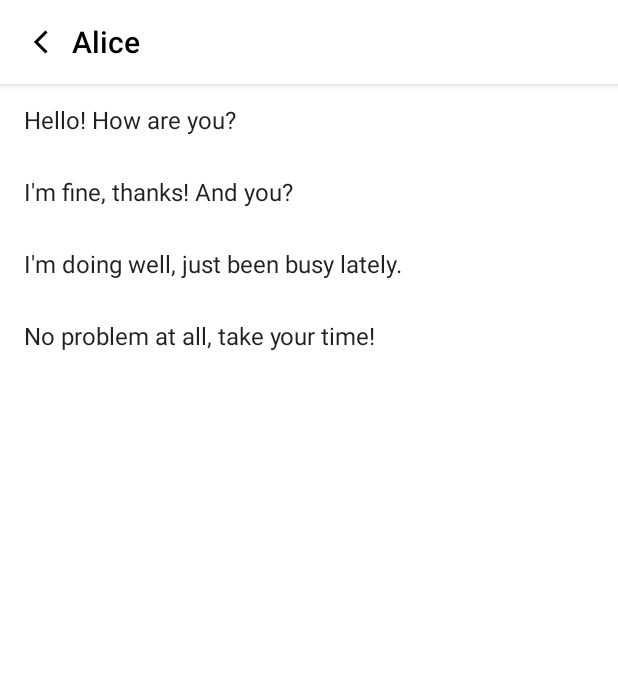
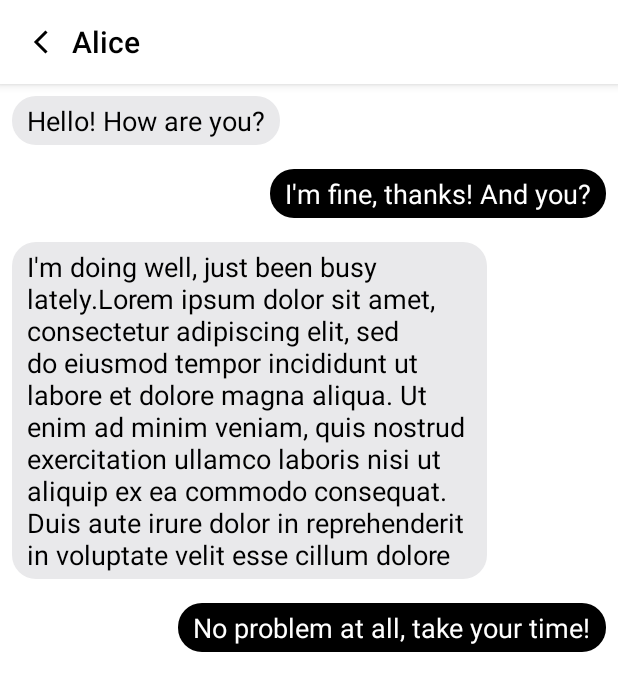
Before and after one commit to mfedorcz/CapybaraMess, an Android app: the screen it shows after launch (ConversationActivity), after a tap on "Alice", on a phone screen of 412 x 824 dp. Shown: the top 691 px of the screen. Run offline under Robolectric (Android 15) with nearby library versions, the phone set to English and light mode, and no system bars.

Commit message:
Added chat bubbles.

```diff
--- /dev/null
+++ b/app/src/main/java/com/example/capybaramess/ChatMessage.java
@@ -0,0 +1,64 @@
+package com.example.capybaramess;
+
+public class ChatMessage {
+    private String id;  // Unique identifier for the message
+    private String sender;  // Identifier of the sender (could be phone number or user ID)
+    private String content;  // Text content of the message
+    private long timestamp;  // Timestamp for when the message was sent
+    private MessageType type;  // Type of message (incoming or outgoing)
+
+    // Enum to distinguish between incoming and outgoing messages
+    public enum MessageType {
+        INCOMING, OUTGOING
+    }
+
+    // Constructor
+    public ChatMessage(String id, String sender, String content, long timestamp, MessageType type) {
+        this.id = id;
+        this.sender = sender;
+        this.content = content;
+        this.timestamp = timestamp;
+        this.type = type;
+    }
+
+    // Getters and Setters
+    public String getId() {
+        return id;
+    }
+
+    public String getSender() {
+        return sender;
+    }
+
+    public String getContent() {
+        return content;
+    }
+
+    public long getTimestamp() {
+        return timestamp;
+    }
+
+    public MessageType getType() {
+        return type;
+    }
+
+    public void setId(String id) {
+        this.id = id;
+    }
+
+    public void setSender(String sender) {
+        this.sender = sender;
+    }
+
+    public void setContent(String content) {
+        this.content = content;
+    }
+
+    public void setTimestamp(long timestamp) {
+        this.timestamp = timestamp;
+    }
+
+    public void setType(MessageType type) {
+        this.type = type;
+    }
+}
--- a/app/src/main/java/com/example/capybaramess/ConversationActivity.java
+++ b/app/src/main/java/com/example/capybaramess/ConversationActivity.java
@@ -10,14 +10,13 @@ import androidx.appcompat.app.AppCompatActivity;
 import androidx.recyclerview.widget.LinearLayoutManager;
 import androidx.recyclerview.widget.RecyclerView;
 
+import java.util.ArrayList;
+import java.util.List;
+
 public class ConversationActivity extends AppCompatActivity {
 
-    private String[] messages = {
-            "Hello! How are you?",
-            "I'm fine, thanks! And you?",
-            "I'm doing well, just been busy lately.",
-            "No problem at all, take your time!"
-    };
+    private List<ChatMessage> chatMessages = new ArrayList<>();
+    private RecyclerView messagesRecyclerView;
 
     @Override
     protected void onCreate(Bundle savedInstanceState) {
@@ -28,23 +27,25 @@ public class ConversationActivity extends AppCompatActivity {
         getSupportActionBar().setDisplayShowCustomEnabled(true);
         getSupportActionBar().setDisplayShowTitleEnabled(false);
         View customView = LayoutInflater.from(this).inflate(R.layout.action_bar_act_conversation, null);
-        TextView titleText = customView.findViewById(R.id.actionbar_title);
-        titleText.setText(getIntent().getStringExtra("contactName"));  // Setting the contact's name as title
         getSupportActionBar().setCustomView(customView);
 
-        // Setup back button
+        TextView titleText = customView.findViewById(R.id.actionbar_title);
+        titleText.setText(getIntent().getStringExtra("contactName")); // Setting the contact's name as title
+
         ImageView backButton = customView.findViewById(R.id.backButton);
-        backButton.setOnClickListener(new View.OnClickListener() {
-            @Override
-            public void onClick(View v) {
-                // This will close the current activity and take you back to the previous activity
-                finish();
-            }
-        });
+        backButton.setOnClickListener(v -> finish());
 
-        RecyclerView messagesRecyclerView = findViewById(R.id.messagesRecyclerView);
+        populateMessages();
+        messagesRecyclerView = findViewById(R.id.messagesRecyclerView);
         messagesRecyclerView.setLayoutManager(new LinearLayoutManager(this));
-        MessagesAdapter adapter = new MessagesAdapter(this, messages);
+        MessagesAdapter adapter = new MessagesAdapter(this, chatMessages);
         messagesRecyclerView.setAdapter(adapter);
     }
+
+    private void populateMessages() {
+        chatMessages.add(new ChatMessage("1", "Alice", "Hello! How are you?", System.currentTimeMillis(), ChatMessage.MessageType.INCOMING));
+        chatMessages.add(new ChatMessage("2", "Bob", "I'm fine, thanks! And you?", System.currentTimeMillis(), ChatMessage.MessageType.OUTGOING));
+        chatMessages.add(new ChatMessage("3", "Alice", "I'm doing well, just been busy lately.Lorem ipsum dolor sit amet, consectetur adipiscing elit, sed do eiusmod tempor incididunt ut labore et dolore magna aliqua. Ut enim ad minim veniam, quis nostrud exercitation ullamco laboris nisi ut aliquip ex ea commodo consequat. Duis aute irure dolor in reprehenderit in voluptate velit esse cillum dolore ", System.currentTimeMillis(), ChatMessage.MessageType.INCOMING));
+        chatMessages.add(new ChatMessage("4", "Bob", "No problem at all, take your time!", System.currentTimeMillis(), ChatMessage.MessageType.OUTGOING));
+    }
 }
--- a/app/src/main/java/com/example/capybaramess/MessagesAdapter.java
+++ b/app/src/main/java/com/example/capybaramess/MessagesAdapter.java
@@ -5,53 +5,58 @@ import android.view.LayoutInflater;
 import android.view.View;
 import android.view.ViewGroup;
 import android.widget.TextView;
-import android.widget.Toast;
 
+import androidx.constraintlayout.widget.ConstraintLayout;
+import androidx.core.content.ContextCompat;
 import androidx.recyclerview.widget.RecyclerView;
 
+import java.util.List;
+
 public class MessagesAdapter extends RecyclerView.Adapter<MessagesAdapter.ViewHolder> {
-
-    private String[] mMessages;
-    private Context mContext;  // Context to use for interface actions
+    private List<ChatMessage> mMessages;
+    private Context mContext;
 
     public static class ViewHolder extends RecyclerView.ViewHolder {
         public TextView textView;
         public ViewHolder(View v) {
             super(v);
-            textView = v.findViewById(android.R.id.text1);
+            textView = v.findViewById(R.id.message_text);
         }
     }
 
-    public MessagesAdapter(Context context, String[] messages) {
+    public MessagesAdapter(Context context, List<ChatMessage> messages) {
         mContext = context;
         mMessages = messages;
     }
 
     @Override
-    public MessagesAdapter.ViewHolder onCreateViewHolder(ViewGroup parent, int viewType) {
-        View v = LayoutInflater.from(parent.getContext()).inflate(android.R.layout.simple_list_item_1, parent, false);
-        ViewHolder vh = new ViewHolder(v);
-        v.setOnClickListener(new View.OnClickListener() {
-            @Override
-            public void onClick(View view) {
-                int position = vh.getBindingAdapterPosition();
-                if (position != RecyclerView.NO_POSITION) {
-                    // Example action: Display a Toast with the message
-                    Toast.makeText(mContext, "Clicked on: " + mMessages[position], Toast.LENGTH_SHORT).show();
-                    // You can also start new activities, open dialogs, etc.
-                }
-            }
-        });
-        return vh;
+    public ViewHolder onCreateViewHolder(ViewGroup parent, int viewType) {
+        View v = LayoutInflater.from(parent.getContext()).inflate(R.layout.message_item, parent, false);
+        return new ViewHolder(v);
     }
 
     @Override
     public void onBindViewHolder(ViewHolder holder, int position) {
-        holder.textView.setText(mMessages[position]);
+        ChatMessage message = mMessages.get(position);
+        holder.textView.setText(message.getContent());
+
+        ConstraintLayout.LayoutParams params = (ConstraintLayout.LayoutParams) holder.textView.getLayoutParams();
+
+        // Set the background and text color based on message type
+        if (message.getType() == ChatMessage.MessageType.OUTGOING) {
+            holder.textView.setBackgroundResource(R.drawable.outgoing_message_bg);
+            holder.textView.setTextColor(ContextCompat.getColor(mContext, R.color.colorPrimary));  // Set text color to white for outgoing messages
+            params.horizontalBias = 1.0f; // Align to the right
+        } else {
+            holder.textView.setBackgroundResource(R.drawable.incoming_message_bg);
+            holder.textView.setTextColor(ContextCompat.getColor(mContext, R.color.colorOnSecondary));  // Optionally set a different color for incoming messages
+            params.horizontalBias = 0.0f; // Align to the left
+        }
+        holder.textView.setLayoutParams(params);  // Apply layout parameters
     }
 
     @Override
     public int getItemCount() {
-        return mMessages.length;
+        return mMessages.size();
     }
 }
--- a/app/src/main/java/com/example/capybaramess/SMS.java
+++ /dev/null
@@ -1,4 +0,0 @@
-package com.example.capybaramess;
-
-public class SMS {
-}
--- /dev/null
+++ b/app/src/main/res/drawable/incoming_message_bg.xml
@@ -0,0 +1,11 @@
+<?xml version="1.0" encoding="utf-8"?>
+<shape xmlns:android="http://schemas.android.com/apk/res/android"
+    android:shape="rectangle">
+    <corners android:radius="16dp" />
+    <solid android:color="@color/colorSecondary" />
+    <padding
+        android:left="10dp"
+        android:top="4dp"
+        android:right="10dp"
+        android:bottom="4dp" />
+</shape>
--- /dev/null
+++ b/app/src/main/res/drawable/outgoing_message_bg.xml
@@ -0,0 +1,11 @@
+<?xml version="1.0" encoding="utf-8"?>
+<shape xmlns:android="http://schemas.android.com/apk/res/android"
+    android:shape="rectangle">
+    <corners android:radius="16dp" />
+    <solid android:color="@color/colorOnPrimary" />
+    <padding
+        android:left="10dp"
+        android:top="4dp"
+        android:right="10dp"
+        android:bottom="4dp" />
+</shape>
--- /dev/null
+++ b/app/src/main/res/layout/message_item.xml
@@ -0,0 +1,20 @@
+<?xml version="1.0" encoding="utf-8"?>
+<androidx.constraintlayout.widget.ConstraintLayout xmlns:android="http://schemas.android.com/apk/res/android"
+    xmlns:app="http://schemas.android.com/apk/res-auto"
+    android:layout_width="match_parent"
+    android:layout_height="wrap_content"
+    android:padding="8dp">
+
+    <TextView
+        android:id="@+id/message_text"
+        android:layout_width="0dp"
+        android:layout_height="wrap_content"
+        android:textSize="18sp"
+        android:textColor="@color/colorOnPrimary"
+        android:padding="10dp"
+        app:layout_constraintWidth_max="wrap"
+        app:layout_constraintWidth_percent="0.8"
+        app:layout_constraintStart_toStartOf="parent"
+        app:layout_constraintEnd_toEndOf="parent"
+        app:layout_constraintTop_toTopOf="parent"/>
+</androidx.constraintlayout.widget.ConstraintLayout>
--- a/app/src/main/res/values/colors.xml
+++ b/app/src/main/res/values/colors.xml
@@ -9,4 +9,6 @@
     <color name="white">#FFFFFFFF</color>
     <color name="colorPrimary">#FFFFFF</color>
     <color name="colorOnPrimary">#000000</color>
+    <color name="colorSecondary">#E9E9EB</color>
+    <color name="colorOnSecondary">#000000</color>
 </resources>
```
